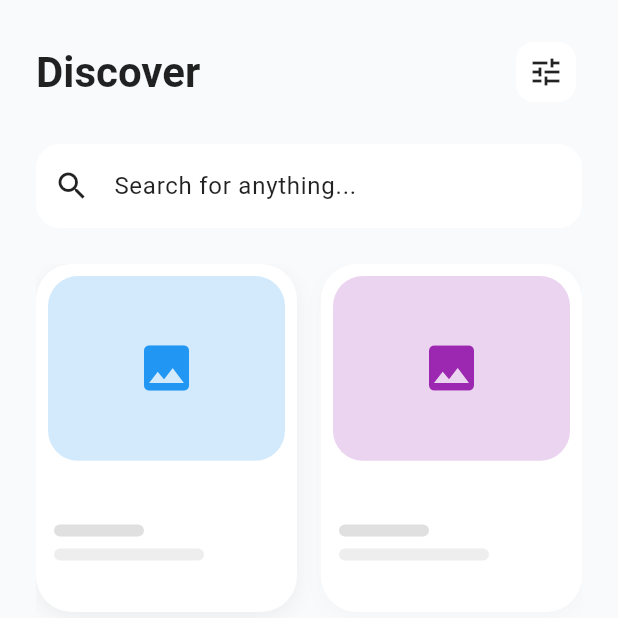
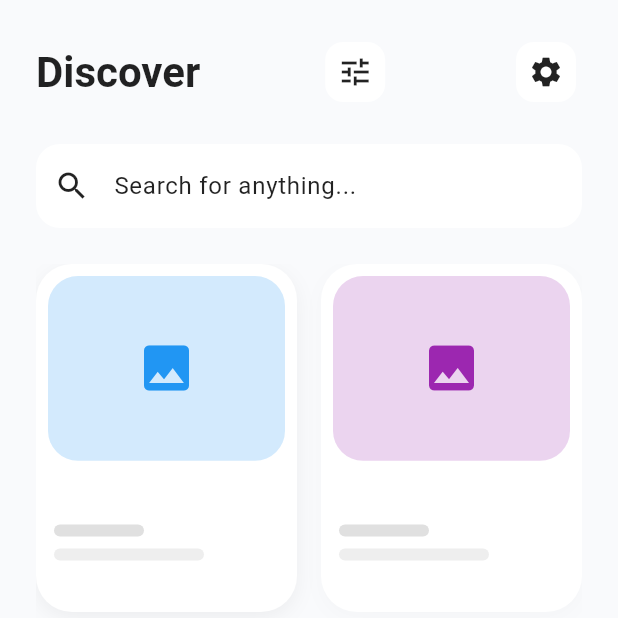
Before and after one commit to Akash-rengaraj/Briefcase, a Flutter app: the screen it shows after launch, item 2 of the bottom bar chosen, on a phone screen of 412 x 824 dp, the top half of it. Run offline on Flutter 3.47's test engine with Material 3 defaults, Android fonts, the phone set to English and light mode, and no system bars.

Commit message:
Commit - 2 : Setting Button is added.

```diff
--- a/lib/pages/activity_page.dart
+++ b/lib/pages/activity_page.dart
@@ -10,6 +10,7 @@ class ActivityPage extends StatelessWidget {
         title: const Text('Activity'),
         actions: [
           IconButton(onPressed: () {}, icon: const Icon(Icons.more_horiz)),
+          IconButton(onPressed: () {}, icon: const Icon(Icons.settings)),
         ],
       ),
       body: ListView.builder(
--- a/lib/pages/dashboard_page.dart
+++ b/lib/pages/dashboard_page.dart
@@ -11,6 +11,12 @@ class DashboardPage extends StatelessWidget {
           SliverAppBar(
             expandedHeight: 200,
             pinned: true,
+            actions: [
+              IconButton(
+                onPressed: () {},
+                icon: const Icon(Icons.settings, color: Colors.white),
+              ),
+            ],
             flexibleSpace: FlexibleSpaceBar(
               background: Container(
                 decoration: BoxDecoration(
--- a/lib/pages/explore_page.dart
+++ b/lib/pages/explore_page.dart
@@ -26,6 +26,14 @@ class ExplorePage extends StatelessWidget {
                   IconButton(
                     onPressed: () {},
                     icon: const Icon(Icons.tune),
+                    style: IconButton.styleFrom(
+                      backgroundColor: Theme.of(context).cardTheme.color,
+                      shape: RoundedRectangleBorder(borderRadius: BorderRadius.circular(12)),
+                    ),
+                  ),
+                  IconButton(
+                    onPressed: () {},
+                    icon: const Icon(Icons.settings),
                     style: IconButton.styleFrom(
                       backgroundColor: Theme.of(context).cardTheme.color,
                       shape: RoundedRectangleBorder(borderRadius: BorderRadius.circular(12)),
--- a/lib/pages/profile_page.dart
+++ b/lib/pages/profile_page.dart
@@ -11,6 +11,12 @@ class ProfilePage extends StatelessWidget {
           SliverAppBar(
             expandedHeight: 250,
             pinned: true,
+            actions: [
+              IconButton(
+                onPressed: () {},
+                icon: const Icon(Icons.settings, color: Colors.white),
+              ),
+            ],
             flexibleSpace: FlexibleSpaceBar(
               background: Container(
                 decoration: BoxDecoration(
```
